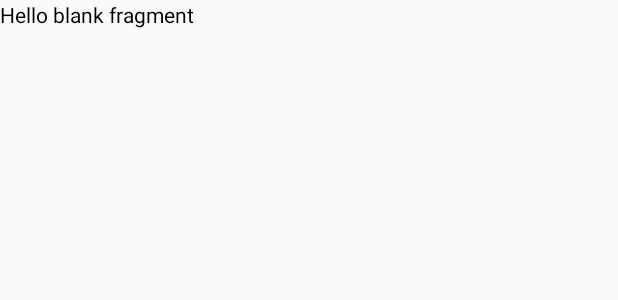
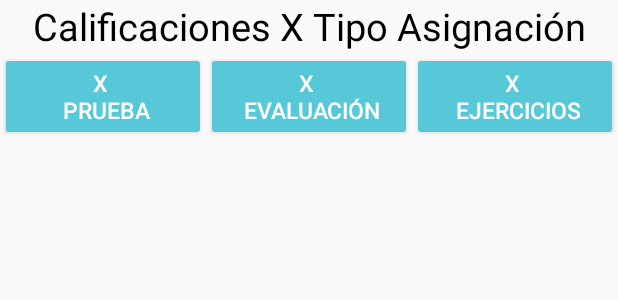
Before and after one commit to maurocabor521/19_PROJECT_DCONFO, an Android app: the layout fragment_find_notas_xtipo_asig.xml on its own in the app's theme, with its tools: preview values and no code run, on a phone screen of 412 x 824 dp. Shown: the top 300 px of the screen. Run offline under Robolectric (Android 15) with nearby library versions, the phone set to English and light mode, and no system bars; network calls fail.

Commit message:
PRIMER COMMIT 300719

```diff
--- a/app/src/main/AndroidManifest.xml
+++ b/app/src/main/AndroidManifest.xml
@@ -11,7 +11,7 @@
 
     <application
         android:allowBackup="true"
-        android:icon="@drawable/home"
+        android:icon="@drawable/img_2"
         android:label="@string/app_name"
         android:roundIcon="@mipmap/ic_launcher_round"
         android:supportsRtl="true"
--- a/app/src/main/java/com/example/asus/dconfo_app/presentation/view/activity/docente/notas/NotasActivity.java
+++ b/app/src/main/java/com/example/asus/dconfo_app/presentation/view/activity/docente/notas/NotasActivity.java
@@ -29,6 +29,7 @@ import com.example.asus.dconfo_app.presentation.view.adapter.Grupos_Estudiante_D
 import com.example.asus.dconfo_app.presentation.view.adapter.NotasDeberesEstudianteAdapter;
 import com.example.asus.dconfo_app.presentation.view.fragment.docente.notas.FindNotasXEstudianteFragment;
 import com.example.asus.dconfo_app.presentation.view.fragment.docente.notas.FindNotasXGrupoEstFragment;
+import com.example.asus.dconfo_app.presentation.view.fragment.docente.notas.FindNotasXTipoAsigFragment;
 import com.example.asus.dconfo_app.presentation.view.fragment.docente.notas.ShowNotasGrupoEstudianteFragment;
 import com.example.asus.dconfo_app.presentation.view.fragment.docente.tipoFragments.HomeTiposFragment;
 import com.roughike.bottombar.BottomBar;
@@ -45,6 +46,7 @@ public class NotasActivity extends AppCompatActivity implements Response.Listene
         Response.ErrorListener,
         FindNotasXEstudianteFragment.OnFragmentInteractionListener,
         FindNotasXGrupoEstFragment.OnFragmentInteractionListener,
+        FindNotasXTipoAsigFragment.OnFragmentInteractionListener,
         ShowNotasGrupoEstudianteFragment.OnFragmentInteractionListener {
 
     public int iddocente = 0;
@@ -61,6 +63,7 @@ public class NotasActivity extends AppCompatActivity implements Response.Listene
     private BottomBar bottomBar;
     FindNotasXEstudianteFragment fnXest;
     FindNotasXGrupoEstFragment fnXgrupo;
+    FindNotasXTipoAsigFragment fnXtipo;
     String idestudiante = "";
 
     ArrayList<Integer> lista_idEjercicios;
@@ -102,7 +105,7 @@ public class NotasActivity extends AppCompatActivity implements Response.Listene
         listanotaLexico = new ArrayList<>();
         listanotaSilabico = new ArrayList<>();
         lista_String_Actividades = new ArrayList<>();
-        nameEst="Grupo "+idgrupo;
+        nameEst = "Grupo " + idgrupo;
 
         btn_verporcentaje = (Button) findViewById(R.id.btn_notas_porc_todas);
         btn_verporcentaje.setOnClickListener(new View.OnClickListener() {
@@ -121,7 +124,6 @@ public class NotasActivity extends AppCompatActivity implements Response.Listene
                 startActivity(intent);
             }
         });
-
 
 
         rv_docente_notas = findViewById(R.id.rv_docente_notas);
@@ -191,7 +193,7 @@ public class NotasActivity extends AppCompatActivity implements Response.Listene
 
                         break;
 
-                        case R.id.btn_tipoAsignacion:
+                    case R.id.btn_tipoAsignacion:
                         //Toast.makeText(getApplicationContext(), "Notas X Estudiante", Toast.LENGTH_LONG).show();
                         rv_docente_notas.setVisibility(View.GONE);
                         btn_verporcentaje.setVisibility(View.GONE);
@@ -200,10 +202,10 @@ public class NotasActivity extends AppCompatActivity implements Response.Listene
                         args3.putInt("iddocente", iddocente);
                         args3.putInt("idgrupo", idgrupo);
 
-                        fnXgrupo = new FindNotasXGrupoEstFragment();
-                        fnXgrupo.setArguments(args3);
+                        fnXtipo = new FindNotasXTipoAsigFragment();
+                        fnXtipo.setArguments(args3);
 
-                        getSupportFragmentManager().beginTransaction().replace(R.id.fl_contenedor_notas, fnXgrupo)
+                        getSupportFragmentManager().beginTransaction().replace(R.id.fl_contenedor_notas, fnXtipo)
                                 .setTransition(FragmentTransaction.TRANSIT_FRAGMENT_FADE)
                                 .addToBackStack(null).commit();
 
--- a/app/src/main/java/com/example/asus/dconfo_app/presentation/view/fragment/docente/notas/FindNotasXTipoAsigFragment.java
+++ b/app/src/main/java/com/example/asus/dconfo_app/presentation/view/fragment/docente/notas/FindNotasXTipoAsigFragment.java
@@ -65,7 +65,8 @@ public class FindNotasXTipoAsigFragment extends Fragment {
     public View onCreateView(LayoutInflater inflater, ViewGroup container,
                              Bundle savedInstanceState) {
         // Inflate the layout for this fragment
-        return inflater.inflate(R.layout.fragment_find_notas_xtipo_asig, container, false);
+        View view=inflater.inflate(R.layout.fragment_find_notas_xtipo_asig, container, false);
+        return view;
     }
 
     // TODO: Rename method, update argument and hook method into UI event
--- a/app/src/main/res/layout/fragment_find_notas_xtipo_asig.xml
+++ b/app/src/main/res/layout/fragment_find_notas_xtipo_asig.xml
@@ -1,14 +1,65 @@
 <?xml version="1.0" encoding="utf-8"?>
-<FrameLayout xmlns:android="http://schemas.android.com/apk/res/android"
+<LinearLayout xmlns:android="http://schemas.android.com/apk/res/android"
     xmlns:tools="http://schemas.android.com/tools"
     android:layout_width="match_parent"
     android:layout_height="match_parent"
     tools:context=".presentation.view.fragment.docente.notas.FindNotasXTipoAsigFragment">
 
     <!-- TODO: Update blank fragment layout -->
-    <TextView
+    <ScrollView
         android:layout_width="match_parent"
-        android:layout_height="match_parent"
-        android:text="@string/hello_blank_fragment" />
+        android:layout_height="wrap_content">
 
-</FrameLayout>
+        <LinearLayout
+            android:layout_width="match_parent"
+            android:layout_height="wrap_content"
+            android:orientation="vertical">
+
+            <LinearLayout
+                android:layout_width="match_parent"
+                android:layout_height="wrap_content"
+                android:orientation="vertical">
+
+                <TextView
+                    android:layout_width="match_parent"
+                    android:layout_height="wrap_content"
+                    android:gravity="center_horizontal"
+                    android:text="@string/FindNotasXTipoAct"
+                    android:textSize="@dimen/tsize_25dp" />
+            </LinearLayout>
+
+            <LinearLayout
+                android:layout_width="match_parent"
+                android:layout_height="wrap_content"
+                android:orientation="horizontal">
+
+                <Button
+                    android:layout_width="match_parent"
+                    android:layout_height="match_parent"
+                    android:gravity="center_horizontal"
+                    android:text="X \n Prueba"
+                    android:textSize="@dimen/tsize_15dp"
+                    android:layout_weight="1"
+                    android:theme="@style/RaisedButtonGreen"/>
+                <Button
+                    android:layout_width="match_parent"
+                    android:layout_height="match_parent"
+                    android:gravity="center_horizontal"
+                    android:text="X \n Evaluación"
+                    android:textSize="@dimen/tsize_15dp"
+                    android:layout_weight="1"
+                    android:theme="@style/RaisedButtonGreen"/>
+                <Button
+                    android:layout_width="match_parent"
+                    android:layout_height="match_parent"
+                    android:gravity="center_horizontal"
+                    android:text="X \n Ejercicios"
+                    android:textSize="@dimen/tsize_15dp"
+                    android:layout_weight="1"
+                    android:theme="@style/RaisedButtonGreen"/>
+            </LinearLayout>
+        </LinearLayout>
+    </ScrollView>
+
+
+</LinearLayout>
--- a/app/src/main/res/values/dimens.xml
+++ b/app/src/main/res/values/dimens.xml
@@ -28,4 +28,6 @@
     <dimen name="tsize_5dp">5dp</dimen>
     <dimen name="tsize_documento_idgrupo">25dp</dimen>
     <dimen name="nav_header_height_1">250dp</dimen>
+    <dimen name="tsize_15dp">15dp</dimen>
+    <dimen name="tsize_20dp">20dp</dimen>
 </resources>
--- a/app/src/main/res/values/strings.xml
+++ b/app/src/main/res/values/strings.xml
@@ -66,4 +66,9 @@
     <string name="Notas_GrupoEstudiante">Notas Grupo Estudiante</string>
     <string name="nav_header_title_1">DCONFO</string>
     <string name="nav_header_subtitle_">andres.cabal@dconfo.edu.co</string>
+    <string name="FindNotasXTipoAct">Calificaciones X Tipo Asignación</string>
+    <string name="FindNotasXPrueba">X Prueba</string>
+    <string name="FindNotasXEjercicio">X Ejercicio</string>
+    <string name="FindNotasXEvaluacion">X Evaluación</string>
+    <string name="FindNotasXEjercicio_">X \\ Evaluación</string>
 </resources>
--- a/app/src/main/res/values/styles.xml
+++ b/app/src/main/res/values/styles.xml
@@ -46,6 +46,12 @@
         <item name="colorControlHighlight">#bdc3c7</item>
         <item name="android:textColor">@android:color/white</item>
     </style>
+    <style name="RaisedButtonGreen" parent="Theme.AppCompat.Light">
+        <!-- Customize your theme here. -->
+        <item name="colorButtonNormal">@color/colorPrimary</item>
+        <item name="colorControlHighlight">@color/colorPrimaryDark</item>
+        <item name="android:textColor">@android:color/white</item>
+    </style>
     <!-- Base application theme. -->
  <!--   <style name="AppTheme" parent="Theme.AppCompat.Light.DarkActionBar">-->
         <!-- Customize your theme here. -->
```
